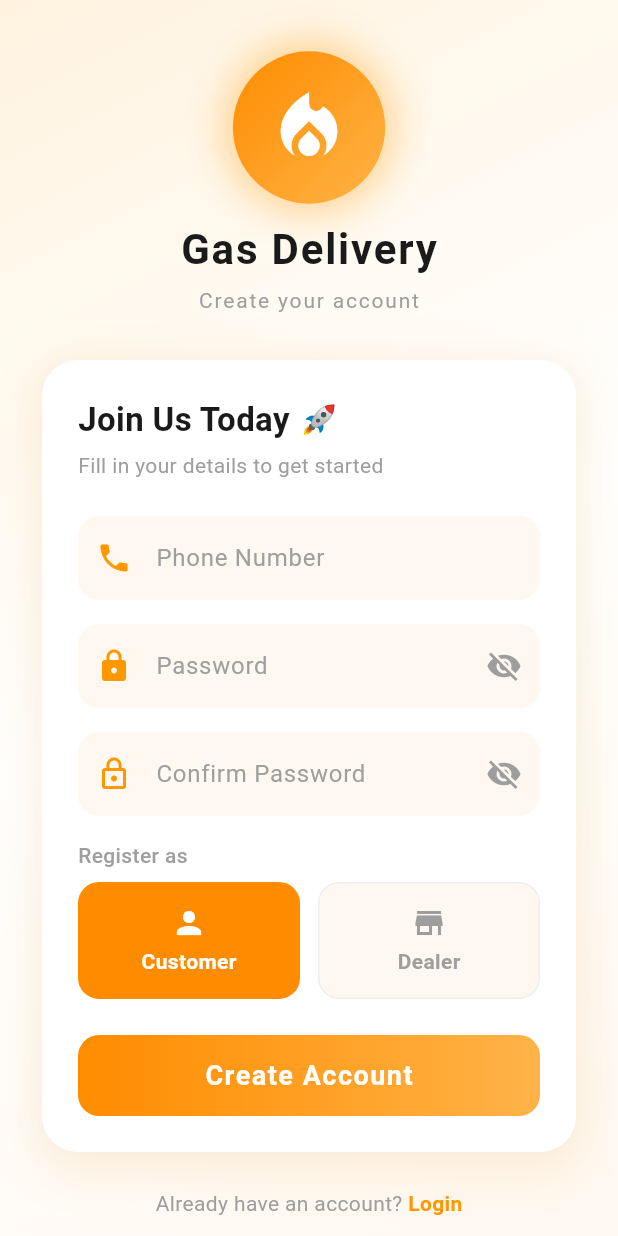
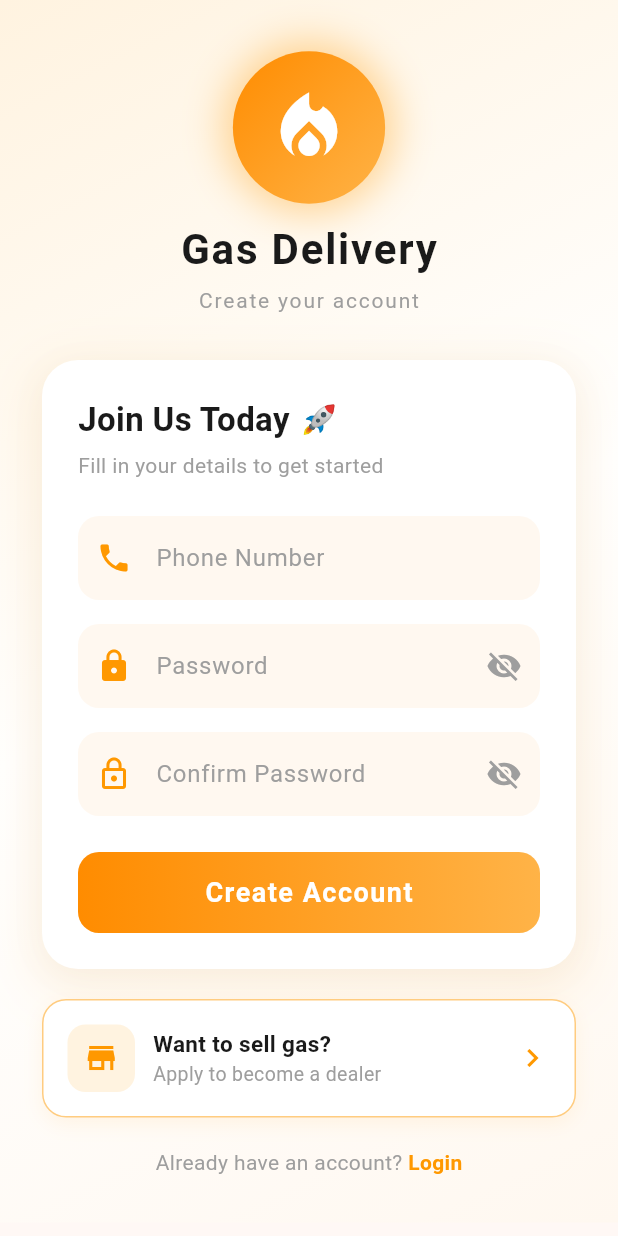
Before and after one commit to Benard-Ndiritu/gas_delivery_app, a Flutter app: the RegisterScreen screen opened by its route, on a phone screen of 412 x 824 dp. Run offline on Flutter 3.47's test engine with Material 3 defaults, Android fonts, the phone set to English and light mode, and no system bars; our stand-ins replace geolocator, shared_preferences; accounts and stored records are empty.

Commit message:
Created a dealer application screen and removed the dealer application card on the main registration screen

```diff
--- a/lib/main.dart
+++ b/lib/main.dart
@@ -6,6 +6,7 @@ import 'package:gas_delivery_app/screens/dealer/dealer_home_screen.dart';
 import 'package:gas_delivery_app/screens/auth/forgot_password_screen.dart';
 import 'package:gas_delivery_app/screens/auth/verify_otp_screen.dart';
 import 'package:gas_delivery_app/screens/auth/reset_password_screen.dart';
+import 'package:gas_delivery_app/screens/auth/dealer_apply_screen.dart';
 
 void main() {
   runApp(const MyApp());
@@ -31,6 +32,7 @@ class MyApp extends StatelessWidget {
         '/forgot_password': (context) => ForgotPasswordScreen(),
         '/verify_otp': (context) => VerifyOTPScreen(),
         '/reset_password': (context) => ResetPasswordScreen(),
+        '/dealer_apply': (context) => DealerApplyScreen(),
       },
     );
   }
--- a/lib/screens/auth/register_screen.dart
+++ b/lib/screens/auth/register_screen.dart
@@ -13,7 +13,6 @@ class _RegisterScreenState extends State<RegisterScreen>
   final _phoneController = TextEditingController();
   final _passwordController = TextEditingController();
   final _confirmPasswordController = TextEditingController();
-  String _selectedRole = 'CUSTOMER';
   bool _isLoading = false;
   bool _obscurePassword = true;
   bool _obscureConfirmPassword = true;
@@ -86,10 +85,10 @@ class _RegisterScreenState extends State<RegisterScreen>
       final result = await ApiService.register(
         _phoneController.text,
         _passwordController.text,
-        _selectedRole,
+        'CUSTOMER',
       );
 
-      if (result.containsKey('phone_number')) {
+      if (result.containsKey('phone_number') && result['phone_number'] is! List) {
         if (!mounted) return;
         ScaffoldMessenger.of(context).showSnackBar(
           SnackBar(
@@ -102,9 +101,12 @@ class _RegisterScreenState extends State<RegisterScreen>
         Navigator.pushReplacementNamed(context, '/login');
       } else {
         if (!mounted) return;
+        final error = result['phone_number'] is List
+            ? result['phone_number'][0]
+            : result.toString();
         ScaffoldMessenger.of(context).showSnackBar(
           SnackBar(
-            content: Text('Error: ${result.toString()}'),
+            content: Text(error),
             backgroundColor: Colors.red.shade400,
             behavior: SnackBarBehavior.floating,
             shape: RoundedRectangleBorder(borderRadius: BorderRadius.circular(12)),
@@ -317,104 +319,6 @@ class _RegisterScreenState extends State<RegisterScreen>
                             ),
                           ),
 
-                          const SizedBox(height: 16),
-
-                          // Role selector
-                          const Text(
-                            'Register as',
-                            style: TextStyle(
-                              fontSize: 14,
-                              color: Colors.grey,
-                              fontWeight: FontWeight.w500,
-                            ),
-                          ),
-                          const SizedBox(height: 8),
-                          Row(
-                            children: [
-                              Expanded(
-                                child: GestureDetector(
-                                  onTap: () => setState(() => _selectedRole = 'CUSTOMER'),
-                                  child: AnimatedContainer(
-                                    duration: const Duration(milliseconds: 200),
-                                    padding: const EdgeInsets.symmetric(vertical: 14),
-                                    decoration: BoxDecoration(
-                                      color: _selectedRole == 'CUSTOMER'
-                                          ? const Color(0xFFFF8C00)
-                                          : const Color(0xFFFFF8F0),
-                                      borderRadius: BorderRadius.circular(14),
-                                      border: Border.all(
-                                        color: _selectedRole == 'CUSTOMER'
-                                            ? const Color(0xFFFF8C00)
-                                            : Colors.grey.shade200,
-                                      ),
-                                    ),
-                                    child: Column(
-                                      children: [
-                                        Icon(
-                                          Icons.person,
-                                          color: _selectedRole == 'CUSTOMER'
-                                              ? Colors.white
-                                              : Colors.grey,
-                                        ),
-                                        const SizedBox(height: 4),
-                                        Text(
-                                          'Customer',
-                                          style: TextStyle(
-                                            color: _selectedRole == 'CUSTOMER'
-                                                ? Colors.white
-                                                : Colors.grey,
-                                            fontWeight: FontWeight.w600,
-                                          ),
-                                        ),
-                                      ],
-                                    ),
-                                  ),
-                                ),
-                              ),
-                              const SizedBox(width: 12),
-                              Expanded(
-                                child: GestureDetector(
-                                  onTap: () => setState(() => _selectedRole = 'DEALER'),
-                                  child: AnimatedContainer(
-                                    duration: const Duration(milliseconds: 200),
-                                    padding: const EdgeInsets.symmetric(vertical: 14),
-                                    decoration: BoxDecoration(
-                                      color: _selectedRole == 'DEALER'
-                                          ? const Color(0xFFFF8C00)
-                                          : const Color(0xFFFFF8F0),
-                                      borderRadius: BorderRadius.circular(14),
-                                      border: Border.all(
-                                        color: _selectedRole == 'DEALER'
-                                            ? const Color(0xFFFF8C00)
-                                            : Colors.grey.shade200,
-                                      ),
-                                    ),
-                                    child: Column(
-                                      children: [
-                                        Icon(
-                                          Icons.store,
-                                          color: _selectedRole == 'DEALER'
-                                              ? Colors.white
-                                              : Colors.grey,
-                                        ),
-                                        const SizedBox(height: 4),
-                                        Text(
-                                          'Dealer',
-                                          style: TextStyle(
-                                            color: _selectedRole == 'DEALER'
-                                                ? Colors.white
-                                                : Colors.grey,
-                                            fontWeight: FontWeight.w600,
-                                          ),
-                                        ),
-                                      ],
-                                    ),
-                                  ),
-                                ),
-                              ),
-                            ],
-                          ),
-
                           const SizedBox(height: 24),
 
                           // Register button
@@ -461,7 +365,63 @@ class _RegisterScreenState extends State<RegisterScreen>
                       ),
                     ),
 
-                    const SizedBox(height: 24),
+                    const SizedBox(height: 20),
+
+                    // Become a dealer banner
+                    GestureDetector(
+                      onTap: () => Navigator.pushNamed(context, '/dealer_apply'),
+                      child: Container(
+                        padding: const EdgeInsets.all(16),
+                        decoration: BoxDecoration(
+                          color: Colors.white,
+                          borderRadius: BorderRadius.circular(16),
+                          border: Border.all(color: Colors.orange.shade200),
+                          boxShadow: [
+                            BoxShadow(
+                              color: Colors.orange.withOpacity(0.08),
+                              blurRadius: 10,
+                              offset: const Offset(0, 4),
+                            ),
+                          ],
+                        ),
+                        child: Row(
+                          children: [
+                            Container(
+                              width: 45,
+                              height: 45,
+                              decoration: BoxDecoration(
+                                color: Colors.orange.shade50,
+                                borderRadius: BorderRadius.circular(12),
+                              ),
+                              child: const Icon(Icons.store, color: Colors.orange),
+                            ),
+                            const SizedBox(width: 12),
+                            const Expanded(
+                              child: Column(
+                                crossAxisAlignment: CrossAxisAlignment.start,
+                                children: [
+                                  Text(
+                                    'Want to sell gas?',
+                                    style: TextStyle(
+                                      fontWeight: FontWeight.bold,
+                                      fontSize: 15,
+                                      color: Color(0xFF1A1A1A),
+                                    ),
+                                  ),
+                                  Text(
+                                    'Apply to become a dealer',
+                                    style: TextStyle(color: Colors.grey, fontSize: 13),
+                                  ),
+                                ],
+                              ),
+                            ),
+                            const Icon(Icons.chevron_right, color: Colors.orange),
+                          ],
+                        ),
+                      ),
+                    ),
+
+                    const SizedBox(height: 20),
 
                     // Login link
                     Row(
```
Also changed, not shown: lib/screens/auth/dealer_apply_screen.dart (added, +404 -0 lines).
